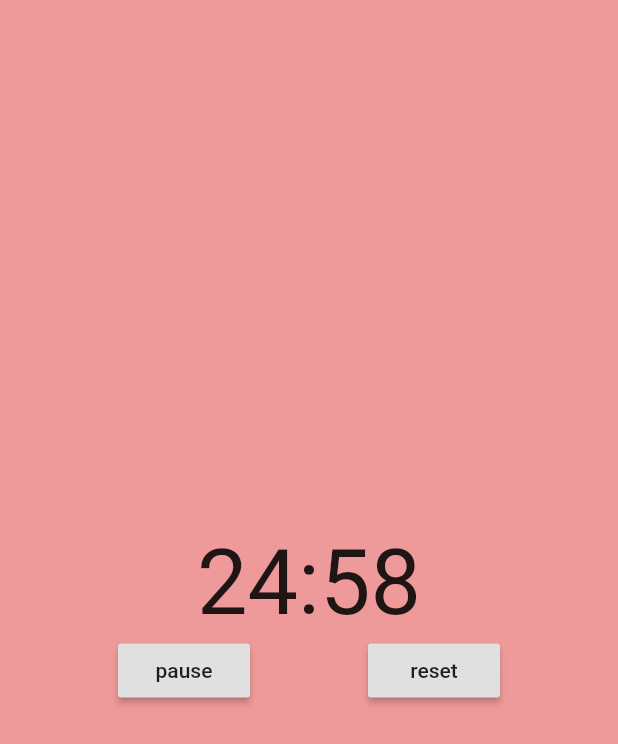
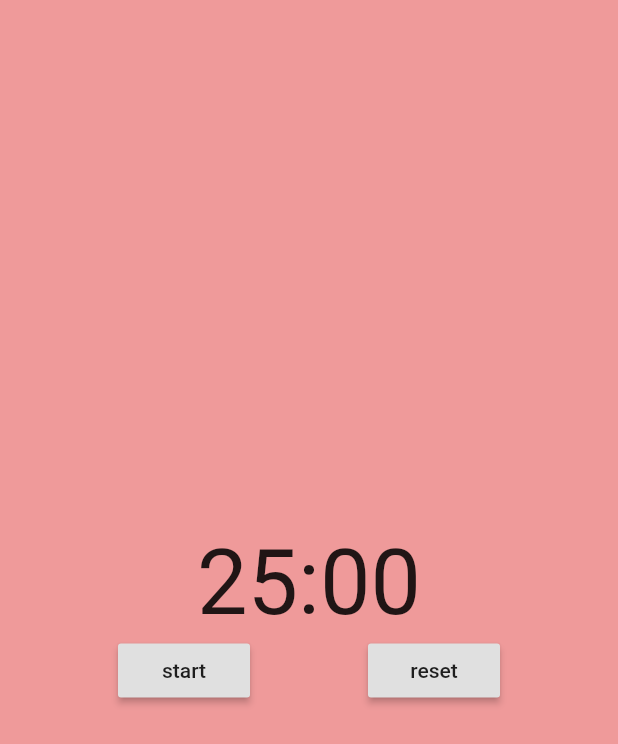
Before and after one commit to RocketRhubarb/pomodoro, a Flutter app: the screen it shows after launch, after a tap on "start", after a tap on "reset", on a phone screen of 412 x 824 dp. Shown: the top 744 px of the screen. Run offline on Flutter 3.47's test engine with Material 2 defaults, Android fonts, the phone set to English and light mode, and no system bars.

Commit message:
stop timer with reset

```diff
--- a/lib/main.dart
+++ b/lib/main.dart
@@ -35,8 +35,12 @@ class _MyHomePageState extends State<MyHomePage> {
   @override
   void initState() {
     super.initState();
-    _totalTime = Duration(minutes: 25);
-    _tick = Duration(milliseconds: 500);
+    _totalTime = Duration(
+      minutes: 25,
+    );
+    _tick = Duration(
+      milliseconds: 500,
+    );
     _remainingTime = _totalTime;
   }
 
@@ -49,8 +53,7 @@ class _MyHomePageState extends State<MyHomePage> {
   void startCountdown() {
     if (timerPresent()) {
       setState(() {
-        _timer.cancel();
-        _timer = null;
+        pauseTimer();
       });
     } else {
       _timer = Timer.periodic(_tick, (tmr) {
@@ -65,8 +68,14 @@ class _MyHomePageState extends State<MyHomePage> {
 
   void resetTime() {
     setState(() {
+      pauseTimer();
       _remainingTime = _totalTime;
     });
+  }
+
+  void pauseTimer() {
+    _timer.cancel();
+    _timer = null;
   }
 
   bool timerPresent() => _timer != null;
@@ -84,8 +93,9 @@ class _MyHomePageState extends State<MyHomePage> {
               mainAxisAlignment: MainAxisAlignment.spaceEvenly,
               children: <Widget>[
                 RaisedButton(
-                    onPressed: startCountdown,
-                    child: timerPresent() ? Text('pause') : Text('start')),
+                  onPressed: startCountdown,
+                  child: Text(timerPresent() ? 'pause' : 'start'),
+                ),
                 RaisedButton(
                   onPressed: resetTime,
                   child: Text('reset'),
```
